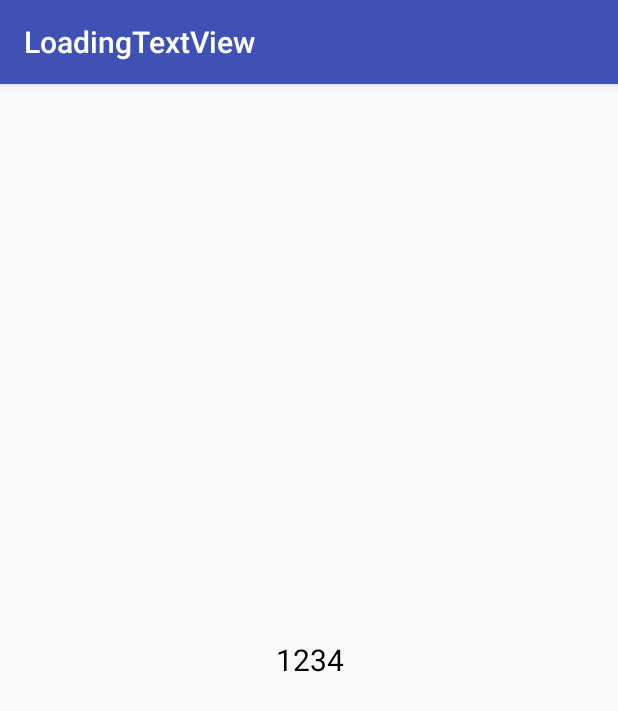
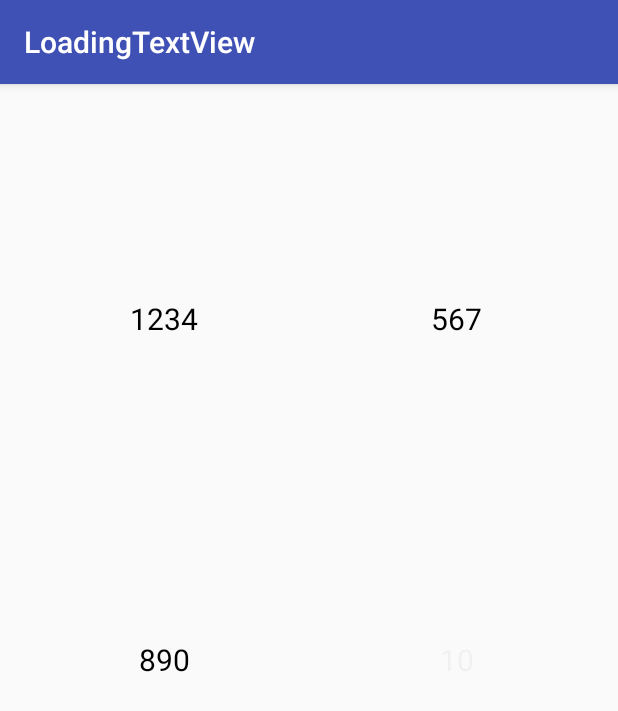
Before and after one commit to jingyc0305/LoadingTextView, an Android app: the screen it shows after launch (MainActivity), on a phone screen of 412 x 824 dp. Shown: the top 711 px of the screen. Run offline under Robolectric (Android 15) with nearby library versions, the phone set to English and light mode, and no system bars.

Commit message:
增加自定义属性

```diff
--- a/app/src/main/java/custom/com/loadingtextview/MainActivity.kt
+++ b/app/src/main/java/custom/com/loadingtextview/MainActivity.kt
@@ -11,6 +11,12 @@ class MainActivity : AppCompatActivity() {
         super.onCreate(savedInstanceState)
         setContentView(R.layout.activity_main)
         //模拟网络请求数据
-        Handler().postDelayed({ loading_text_view.setText("1234") }, 3000)
+        Handler().postDelayed({ loading_text_view1.setText("1234") }, 3000)
+        //模拟网络请求数据
+        Handler().postDelayed({ loading_text_view2.setText("567") }, 5000)
+        //模拟网络请求数据
+        Handler().postDelayed({ loading_text_view3.setText("890") }, 7000)
+        //模拟网络请求数据
+        Handler().postDelayed({ loading_text_view4.setText("10") }, 9000)
     }
 }
--- a/app/src/main/res/layout/activity_main.xml
+++ b/app/src/main/res/layout/activity_main.xml
@@ -1,22 +1,65 @@
 <?xml version="1.0" encoding="utf-8"?>
-<android.support.constraint.ConstraintLayout
+<RelativeLayout
     xmlns:android="http://schemas.android.com/apk/res/android"
-    xmlns:app="http://schemas.android.com/apk/res-auto"
     xmlns:tools="http://schemas.android.com/tools"
     android:layout_width="match_parent"
     android:layout_height="match_parent"
-    tools:context=".MainActivity">
+    xmlns:ltv="http://schemas.android.com/apk/res-auto"
+    tools:context=".MainActivity"
+    android:orientation="vertical">
 
     <custom.com.loading_textview.LoadingTextView
-        android:id="@+id/loading_text_view"
+        android:id="@+id/loading_text_view1"
         android:layout_width="wrap_content"
         android:layout_height="wrap_content"
-        android:layout_marginBottom="8dp"
-        android:layout_marginEnd="8dp"
-        android:layout_marginStart="8dp"
-        android:layout_marginTop="8dp"
-        app:layout_constraintBottom_toBottomOf="parent"
-        app:layout_constraintEnd_toEndOf="parent"
-        app:layout_constraintStart_toStartOf="parent"
-        app:layout_constraintTop_toTopOf="parent"/>
-</android.support.constraint.ConstraintLayout>
+        android:layout_alignParentStart="true"
+        android:layout_alignTop="@+id/loading_text_view2"
+        android:layout_gravity="center"
+        android:layout_marginStart="85dp"
+        ltv:end_color="@color/colorAccent"
+        ltv:loading_gradient="false"
+        ltv:loading_style="normal"
+        ltv:main_color="@color/circular_gray"
+        ltv:start_color="@color/colorPrimary"/>
+
+    <custom.com.loading_textview.LoadingTextView
+        android:id="@+id/loading_text_view2"
+        android:layout_width="wrap_content"
+        android:layout_height="wrap_content"
+        android:layout_alignParentEnd="true"
+        android:layout_alignParentTop="true"
+        android:layout_gravity="center"
+        android:layout_marginEnd="85dp"
+        android:layout_marginTop="133dp"
+        ltv:end_color="@color/colorAccent"
+        ltv:loading_gradient="true"
+        ltv:loading_style="normal"
+        ltv:main_color="@color/circular_gray"
+        ltv:start_color="@color/colorPrimary"/>
+
+    <custom.com.loading_textview.LoadingTextView
+        android:id="@+id/loading_text_view3"
+        android:layout_width="wrap_content"
+        android:layout_height="wrap_content"
+        android:layout_alignStart="@+id/loading_text_view1"
+        android:layout_centerVertical="true"
+        android:layout_gravity="center"
+        ltv:end_color="@color/colorAccent"
+        ltv:main_color="@color/colorPrimary"
+        ltv:start_color="@color/circular_gray"
+        ltv:loading_style="crazy"
+        ltv:loading_gradient="false"/>
+
+    <custom.com.loading_textview.LoadingTextView
+        android:id="@+id/loading_text_view4"
+        android:layout_width="wrap_content"
+        android:layout_height="wrap_content"
+        android:layout_alignStart="@+id/loading_text_view2"
+        android:layout_centerVertical="true"
+        android:layout_gravity="center"
+        ltv:end_color="@color/colorAccent"
+        ltv:start_color="@color/colorPrimary"
+        ltv:loading_gradient="true"
+        ltv:loading_style="crazy"
+        ltv:main_color="@color/circular_gray"/>
+</RelativeLayout>
--- a/loading-textview/src/main/java/custom/com/loading_textview/LoadingTextView.java
+++ b/loading-textview/src/main/java/custom/com/loading_textview/LoadingTextView.java
@@ -3,6 +3,7 @@ package custom.com.loading_textview;
 import android.animation.Animator;
 import android.animation.ValueAnimator;
 import android.content.Context;
+import android.content.res.TypedArray;
 import android.graphics.Canvas;
 import android.graphics.Color;
 import android.graphics.Paint;
@@ -21,15 +22,15 @@ import java.util.Timer;
 import java.util.TimerTask;
 
 /**
- * @Author: JIngYuchun
- * @Date: 2018/10/10
- * @Description: 自定义带加载进度的view
+ * JIngYuchun
+ * 2018/10/10
+ * 自定义带加载进度的view
  */
 public class LoadingTextView extends View {
     private Paint circlePaint;
     private Paint pointPaint;
     private TextPaint textPaint;
-    private int radius = 50;
+    private int radius = 30;
     private float distanceRatio = 0;
     PathMeasure pathMeasure, pathMeasure2;
     Path path, path2;
@@ -41,7 +42,12 @@ public class LoadingTextView extends View {
     Timer timer;
     ValueAnimator valueAnimator;
     Rect bounds = new Rect();
-
+    //自定义属性
+    private int mStartColor;
+    private int mEndColir;
+    private int mMainColor;
+    private int mLoadingStyle;
+    private boolean isGradient = false;
     public LoadingTextView(Context context) {
         super(context);
         init();
@@ -49,6 +55,14 @@ public class LoadingTextView extends View {
 
     public LoadingTextView(Context context, @Nullable AttributeSet attrs) {
         super(context, attrs);
+        TypedArray array=context.obtainStyledAttributes(attrs, R.styleable.LoadingTextView);
+        //获取自定义属性值
+        mStartColor = array.getColor(R.styleable.LoadingTextView_start_color,Color.RED);
+        mEndColir = array.getColor(R.styleable.LoadingTextView_end_color,Color.BLUE);
+        mMainColor = array.getColor(R.styleable.LoadingTextView_main_color,Color.GRAY);
+        mLoadingStyle = array.getColor(R.styleable.LoadingTextView_loading_style,0);
+        isGradient = array.getBoolean(R.styleable.LoadingTextView_loading_gradient,false);
+        array.recycle();
         init();
 
     }
@@ -59,23 +73,26 @@ public class LoadingTextView extends View {
     }
 
     private void init() {
-        mColors = new int[4];
-        mColors[0] = getResources().getColor(R.color.circular_blue);
+        mColors = new int[5];
+        mColors[0] = getResources().getColor(R.color.circular_gray);
         mColors[1] = getResources().getColor(R.color.circular_green);
         mColors[2] = getResources().getColor(R.color.circular_red);
         mColors[3] = getResources().getColor(R.color.circular_yellow);
-
+        mColors[4] = getResources().getColor(R.color.circular_blue);
         circlePaint = new Paint();
         circlePaint.setStyle(Paint.Style.STROKE);
         circlePaint.setStrokeCap(Paint.Cap.ROUND);
         circlePaint.setStrokeWidth(5);
+        circlePaint.setColor(mColors[0]);
         circlePaint.setAntiAlias(true);
-        SweepGradient lg = new SweepGradient(0, 0, Color.RED, Color.BLUE);
+        if(isGradient){
+            SweepGradient lg = new SweepGradient(0, 0, mStartColor, mEndColir);
             circlePaint.setShader(lg);
-
+        }
         pointPaint = new Paint();
         pointPaint.setStrokeWidth(3);
         pointPaint.setAntiAlias(true);
+        pointPaint.setColor(mColors[0]);
         pointPaint.setStyle(Paint.Style.STROKE);
 
         textPaint = new TextPaint();
@@ -86,7 +103,7 @@ public class LoadingTextView extends View {
         path = new Path();
         path.addCircle(0, 0, radius, Path.Direction.CW);
         path2 = new Path();
-        path2.addCircle(0, 0, radius - 30, Path.Direction.CCW);
+        path2.addCircle(0, 0, radius - 10, Path.Direction.CCW);
         pathMeasure = new PathMeasure(path, false);
         pathMeasure2 = new PathMeasure(path2, false);
 
@@ -125,9 +142,11 @@ public class LoadingTextView extends View {
 
             @Override
             public void onAnimationRepeat(Animator animator) {
+                if(isGradient){
                     int color_index = new Random().nextInt(mColors.length);
                     circlePaint.setColor(mColors[color_index]);
                     pointPaint.setColor(mColors[color_index]);
+                }
             }
         });
         valueAnimator.setDuration(800);
@@ -135,6 +154,33 @@ public class LoadingTextView extends View {
         valueAnimator.setRepeatMode(ValueAnimator.RESTART);
         valueAnimator.setInterpolator(new AccelerateDecelerateInterpolator());
         valueAnimator.start();
+    }
+
+    @Override
+    protected void onMeasure(int widthMeasureSpec, int heightMeasureSpec) {
+        super.onMeasure(widthMeasureSpec, heightMeasureSpec);
+
+        int widthMode=MeasureSpec.getMode(widthMeasureSpec);
+        int widthSize=MeasureSpec.getSize(widthMeasureSpec);
+
+        int heightMode=MeasureSpec.getMode(heightMeasureSpec);
+        int heightSize=MeasureSpec.getSize(heightMeasureSpec);
+
+        int width=70,height=70;//计算自定义View最终的宽和高
+        if(widthMode==MeasureSpec.EXACTLY){
+            //如果match_parent或者具体的值，直接赋值
+            width=widthSize;
+        }else if(widthMode==MeasureSpec.AT_MOST){
+            width= 70;
+        }
+        //高度跟宽度处理方式一样
+        if(heightMode==MeasureSpec.EXACTLY){
+            height=widthSize;
+        }else if(heightMode==MeasureSpec.AT_MOST){
+            height=  width;
+        }
+        //保存测量宽度和测量高度
+        setMeasuredDimension(width,height);
     }
 
     @Override
@@ -147,6 +193,7 @@ public class LoadingTextView extends View {
 
         } else {
             if (valueAnimator.isRunning()) {
+                alpah = 0;
                 valueAnimator.cancel();
             }
             //文字淡出动画
@@ -197,6 +244,14 @@ public class LoadingTextView extends View {
 
     //截取path实现loading效果
     private void startSegment(Canvas canvas) {
+        if(mLoadingStyle == 0){
+            Path dst1 = new Path();
+            float stopD = pathMeasure.getLength() * distanceRatio;
+            float startD = (float) (stopD - ((0.5 - Math.abs(distanceRatio - 0.5)) * pathMeasure
+                    .getLength())); //当前截取的开始点
+            pathMeasure.getSegment(startD, stopD, dst1, true);
+            canvas.drawPath(dst1, circlePaint);
+        }else if(mLoadingStyle == 1){
             Path dst1 = new Path();
             Path dst2 = new Path();
             float stopD = pathMeasure.getLength() * distanceRatio;
@@ -206,6 +261,7 @@ public class LoadingTextView extends View {
             pathMeasure2.getSegment(startD, stopD, dst2, true);
             canvas.drawPath(dst1, circlePaint);
             canvas.drawPath(dst2, circlePaint);
-        canvas.drawCircle(0, 0, 8, pointPaint);
+            canvas.drawCircle(0, 0, 4, pointPaint);
         }
     }
+}
--- a/loading-textview/src/main/res/values/colors.xml
+++ b/loading-textview/src/main/res/values/colors.xml
@@ -1,5 +1,6 @@
 <?xml version="1.0" encoding="utf-8"?>
 <resources>
+    <color name="circular_gray">#d9d9d9</color>
     <color name="circular_red">#F90101</color>
     <color name="circular_blue">#0266C8</color>
     <color name="circular_yellow">#F2B50F</color>
```
Also changed, not shown: app/build.gradle (+14 -8 lines), build.gradle (+35 -12 lines), loading-textview/build.gradle (+21 -10 lines), loading-textview/src/main/res/values/attrs.xml (added, +13 -0 lines), gradle/wrapper/gradle-wrapper.properties. Lines whose indentation alone changed are shown as unchanged.
